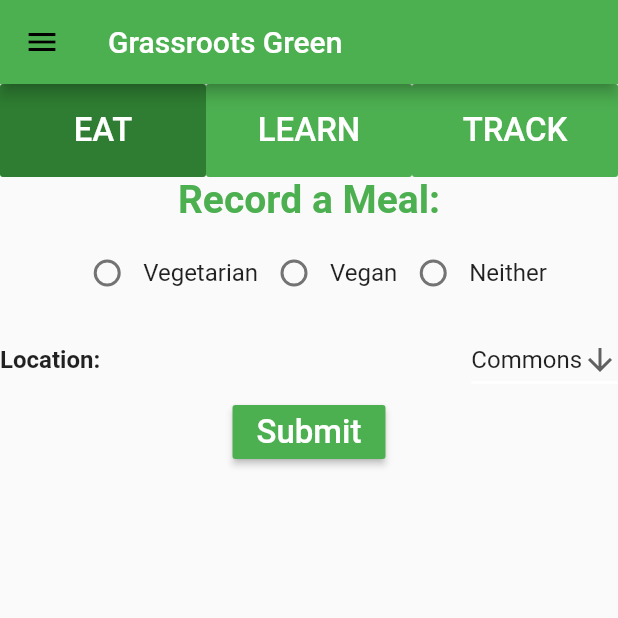
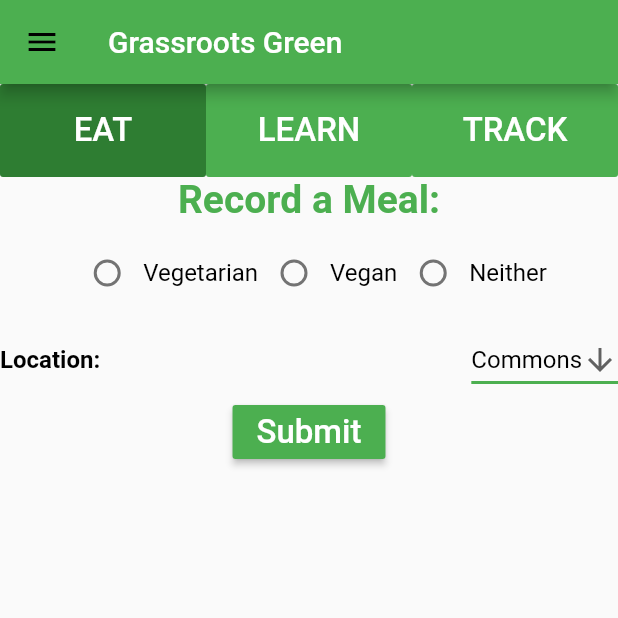
Before and after one commit to calvin-cs262-teamF/Grassroots-Green-Calvin, a Flutter app: the screen it shows after launch, on a phone screen of 412 x 824 dp, the top half of it. Run offline on Flutter 3.47's test engine with Material 2 defaults, Android fonts, the phone set to English and light mode, and no system bars; our stand-ins replace cloud_firestore, email_validator, firebase_auth; accounts and stored records are empty.

Commit message:
Changes all styling in main except for in TRACK

```diff
--- a/lib/main.dart
+++ b/lib/main.dart
@@ -45,11 +45,23 @@ class MyApp extends StatelessWidget {
         textTheme: TextTheme(
 
           //for some reason if I call Theme.of(context).accentColor for the text, it renders the 'EAT', 'LEARN', 'TRACK' text as gray
+          //This style is for buttons on the homepage
           button: new TextStyle(fontSize: 22, color: Colors.white),
+
           //for some reason if I call Theme.of(context).primaryColor for the title, it renders the 'Record a Meal' text as blue
           title: new TextStyle(fontSize: 26, color: Colors.green, fontWeight: FontWeight.bold),
+
           //this style is used for login text with firestore in the drawer
           caption: new TextStyle(fontSize: 20, color: Colors.white),
+
+          //this style is used for regular bold text
+          display1: new TextStyle(fontSize: 16, color: Colors.black, fontWeight: FontWeight.bold),
+
+          //this style is used for regular text
+          display2: new TextStyle(fontSize: 16, color: Colors.black),
+
+          //this style is used for Drawer items
+          display3: new TextStyle(fontSize: 16, color: Colors.black, fontWeight: FontWeight.bold)
 
           //All available theme values are listed below:
           //display4
@@ -176,7 +188,7 @@ class _MyHomePageState extends State<MyHomePage> {
                     onChanged: _handleRadioValueChange1),
                 Text(
                   'Vegetarian',
-                  style: TextStyle(fontSize: 16.0),
+                  style: Theme.of(context).textTheme.display2
                 ),
                 Radio(
                     value: "Vegan",
@@ -184,7 +196,7 @@ class _MyHomePageState extends State<MyHomePage> {
                     onChanged: _handleRadioValueChange1),
                 Text(
                   'Vegan',
-                  style: TextStyle(fontSize: 16.0),
+                    style: Theme.of(context).textTheme.display2
                 ),
                 Radio(
                     value: "Neither",
@@ -192,16 +204,13 @@ class _MyHomePageState extends State<MyHomePage> {
                     onChanged: _handleRadioValueChange1),
                 Text(
                   'Neither',
-                  style: TextStyle(fontSize: 16.0),
+                    style: Theme.of(context).textTheme.display2
                 ),
               ],
             )),
         Row(mainAxisAlignment: MainAxisAlignment.spaceBetween, children: [
           Text('Location:',
-              style: TextStyle(
-                fontSize: 16.0,
-                fontWeight: FontWeight.bold,
-              )),
+              style: Theme.of(context).textTheme.display1),
 
           //Dropdown for the location the meal has been eaten
           DropdownButton<String>(
@@ -211,7 +220,7 @@ class _MyHomePageState extends State<MyHomePage> {
             elevation: _elevation,
             underline: Container(
               height: _height,
-              color: Theme.of(context).primaryColor,
+              color: Theme.of(context).accentColor,
             ),
             onChanged: (String newValue) {
               setState(() {
@@ -222,7 +231,9 @@ class _MyHomePageState extends State<MyHomePage> {
                 .map<DropdownMenuItem<String>>((String value) {
               return DropdownMenuItem<String>(
                 value: value,
-                child: Text(value),
+                child: Text(value,
+                    style: Theme.of(context).textTheme.display2
+                ),
               );
             }).toList(),
           )
@@ -423,14 +434,20 @@ class _MyHomePageState extends State<MyHomePage> {
                           ],
                         ))),
                 ListTile(
-                  title: Text('Login'),
+                  title: Text(
+                      'Login',
+                      style: Theme.of(context).textTheme.display3
+                  ),
                   onTap: () {
                     Navigator.pop(context); // close drawer
                     Navigator.pushNamed(context, Login.routeName);
                   },
                 ),
                 ListTile(
-                  title: Text('Logout'),
+                  title: Text(
+                      'Logout',
+                      style: Theme.of(context).textTheme.display3
+                  ),
                   onTap:() {
                     auth.signOut();
                     Navigator.pop(context); // close drawer
@@ -438,13 +455,19 @@ class _MyHomePageState extends State<MyHomePage> {
                   },
                 ),
                 ListTile(
-                  title: Text('Compete'),
+                  title: Text(
+                      'Compete',
+                      style: Theme.of(context).textTheme.display3
+                  ),
                   onTap: () {
                     Navigator.pushNamed(context, Compete.routeName);
                   },
                 ),
                 ListTile(
-                  title: Text('Settings'),
+                  title: Text(
+                      'Settings',
+                      style: Theme.of(context).textTheme.display3
+                  ),
                   onTap: () {
                     //push the settings route to the Navigator
                     Navigator.pushNamed(context, Settings.routeName);
```
